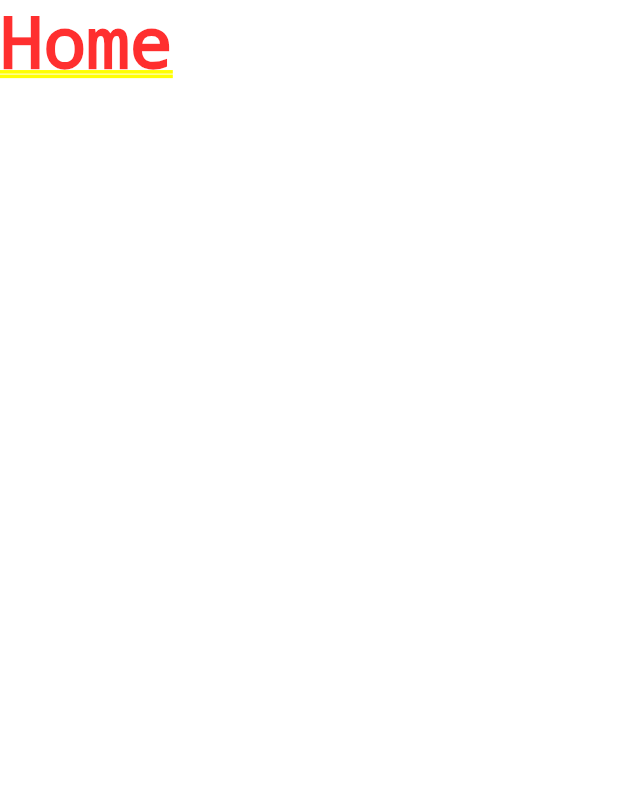
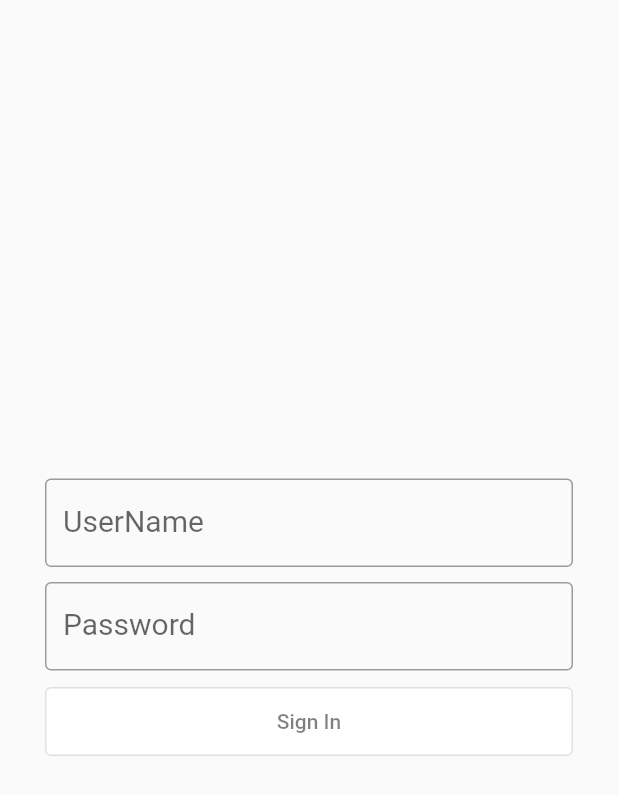
Before and after one commit to kokoichi206/action-image-manager, a Flutter app: the screen it shows after launch, on a phone screen of 412 x 824 dp. Shown: the top 795 px of the screen. Run offline on Flutter 3.47's test engine with Material 2 defaults, Android fonts, the phone set to English and light mode, and no system bars; our stand-ins replace logger.

Commit message:
feat: ログイン画面を作成

```diff
--- a/mobile/lib/main.dart
+++ b/mobile/lib/main.dart
@@ -1,5 +1,6 @@
 import 'package:flutter/material.dart';
 import 'package:logger/logger.dart';
+import 'package:mobile/screen/signin/signin_screen.dart';
 
 var logger = Logger();
 
@@ -15,9 +16,9 @@ class MyApp extends StatelessWidget {
     return MaterialApp(
       title: 'Flutter Demo',
       theme: ThemeData(
-        primarySwatch: Colors.blue,
+        primarySwatch: Colors.red,
       ),
-      home: const Text("Home"),
+      home: const SignInScreen(),
     );
   }
 }
--- /dev/null
+++ b/mobile/lib/screen/signin/signin_screen.dart
@@ -0,0 +1,80 @@
+import 'package:flutter/material.dart';
+import 'package:mobile/screen/signin/signin_ui_state.dart';
+import 'package:mobile/screen/util/widget/custom_input.dart';
+
+/// SignIn 画面。
+class SignInScreen extends StatefulWidget {
+  const SignInScreen({Key? key}) : super(key: key);
+
+  @override
+  State<SignInScreen> createState() => _SignInScreenState();
+}
+
+class _SignInScreenState extends State<SignInScreen> {
+  SignInUiState uiState = SignInUiState();
+
+  @override
+  Widget build(BuildContext context) {
+    return Scaffold(
+      body: Padding(
+        padding: const EdgeInsets.all(30),
+        child: Column(
+          mainAxisAlignment: MainAxisAlignment.center,
+          crossAxisAlignment: CrossAxisAlignment.center,
+          children: [
+            CustomInput(
+              labelText: "UserName",
+              onChanged: (String input) {
+                setState(() {
+                  uiState.userName = input;
+                });
+              },
+            ),
+            const SizedBox(height: 10),
+            CustomInput(
+              labelText: "Password",
+              onChanged: (String input) {
+                setState(() {
+                  uiState.password = input;
+                });
+              },
+            ),
+            const SizedBox(height: 10),
+            OutlinedButton(
+              style: OutlinedButton.styleFrom(
+                minimumSize: const Size(double.infinity, 0),
+                foregroundColor: buttonTextColor(),
+                backgroundColor: buttonBackgroundColor(),
+              ),
+              onPressed: () {},
+              child: const Padding(
+                padding: EdgeInsets.only(top: 15, bottom: 15),
+                child: Text("Sign In"),
+              ),
+            ),
+          ],
+        ),
+      ),
+    );
+  }
+
+  bool filledIn() {
+    return uiState.userName != "" && uiState.password != "";
+  }
+
+  Color buttonTextColor() {
+    if (filledIn()) {
+      return Colors.white;
+    } else {
+      return Colors.black.withAlpha(127);
+    }
+  }
+
+  Color buttonBackgroundColor() {
+    if (filledIn()) {
+      return Colors.red.shade900;
+    } else {
+      return Colors.white;
+    }
+  }
+}
--- /dev/null
+++ b/mobile/lib/screen/signin/signin_ui_state.dart
@@ -0,0 +1,10 @@
+/// SignInScreen の UI 表示用の状態。
+class SignInUiState {
+  String userName;
+  String password;
+
+  SignInUiState({
+    this.userName = "",
+    this.password = "",
+  });
+}
--- /dev/null
+++ b/mobile/lib/screen/util/widget/custom_input.dart
@@ -0,0 +1,31 @@
+import 'package:flutter/material.dart';
+
+/// TextField をカスタマイズした Widget。
+class CustomInput extends StatelessWidget {
+  final String labelText;
+  final Function(String value) onChanged;
+  final double fontSize;
+
+  const CustomInput({
+    Key? key,
+    required this.labelText,
+    required this.onChanged,
+    this.fontSize = 20,
+  }) : super(key: key);
+
+  @override
+  Widget build(BuildContext context) {
+    return TextFormField(
+      decoration: InputDecoration(
+        labelText: labelText,
+        labelStyle: TextStyle(
+          fontSize: fontSize,
+        ),
+        border: const OutlineInputBorder(),
+      ),
+      onChanged: (String value) {
+        onChanged(value);
+      },
+    );
+  }
+}
```
